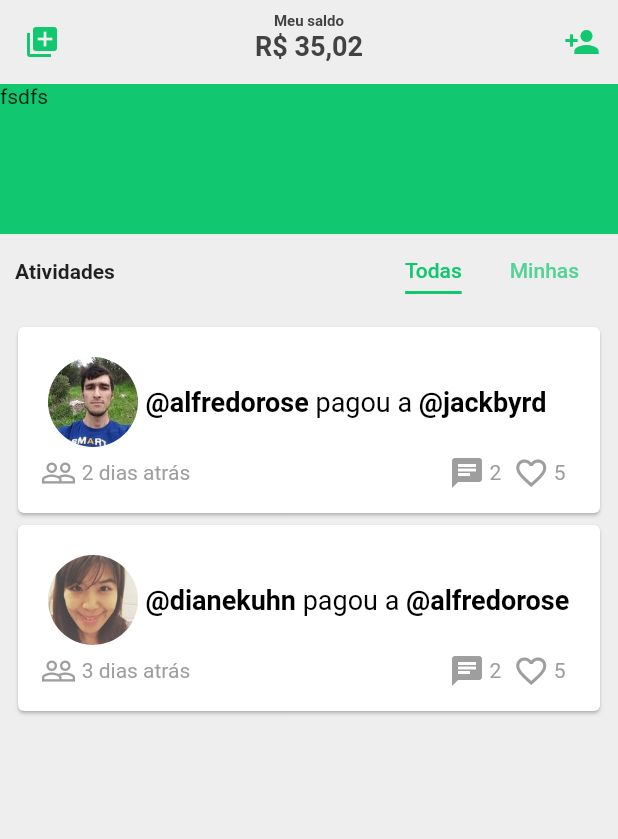
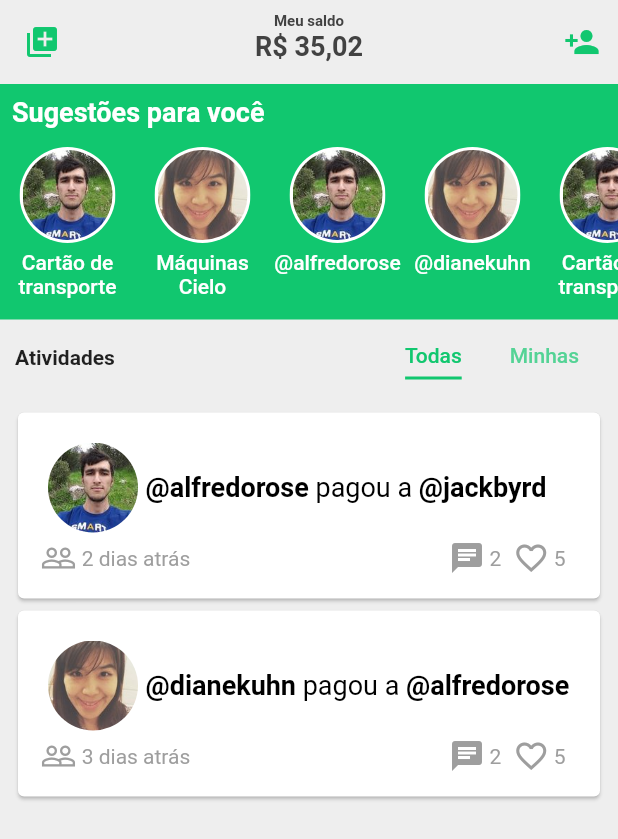
Before and after one commit to MarcioQuimbundo/picpay_clone_flutter, a Flutter app: the screen it shows after launch, on a phone screen of 412 x 824 dp. Shown: the top 839 px of the screen. Run offline on Flutter 3.47's test engine with Material 2 defaults, Android fonts, the phone set to English and light mode, and no system bars.

Commit message:
Ajustes de layout para lista horizontal de usuários

```diff
--- a/lib/pages/home/home.dart
+++ b/lib/pages/home/home.dart
@@ -1,4 +1,5 @@
 import 'package:flutter/material.dart';
+import 'package:flutter/rendering.dart';
 import 'package:picpay_clone_flutter/pages/home/home_bloc.dart';
 
 class MyHomePage extends StatefulWidget {
@@ -72,11 +73,35 @@ class _MyHomePageState extends State<MyHomePage> {
                   ),
                   SliverToBoxAdapter(
                     child: Container(
-                      height: 100.0,
                       decoration: BoxDecoration(
                         color: Theme.of(context).primaryColor
                       ),
-                      child: Text("fsdfs"),
+                      child: Column(
+                        mainAxisAlignment: MainAxisAlignment.start,
+                        children: <Widget>[
+                          Row(
+                            children: <Widget>[
+                              Padding(
+                                padding: const EdgeInsets.all(8.0),
+                                child: Text(
+                                  "Sugestões para você",
+                                  textAlign: TextAlign.left,
+                                  style: TextStyle(
+                                    color: Colors.white,
+                                    fontSize: 18.0,
+                                    fontWeight: FontWeight.bold,
+                                  ),
+                                ),
+                              ),
+                            ],
+                          ),
+                          Container(
+                            height: 120.0,
+                            padding: EdgeInsets.only(bottom: 8),
+                            child: _listUsers(),
+                          ),
+                        ],
+                      ),
                     )
                   ),
                   SliverPersistentHeader(
@@ -260,3 +285,58 @@ Widget _cardItem(activity, context){
     ),
   );
 }
+
+List users = [
+  {"foto": "alfredo", "user": "Cartão de transporte"},
+  {"foto": "diane", "user": "Máquinas Cielo"},
+  {"foto": "alfredo", "user": "@alfredorose"},
+  {"foto": "diane", "user": "@dianekuhn"},
+  {"foto": "alfredo", "user": "Cartão de transporte"},
+  {"foto": "diane", "user": "Máquinas Cielo"},
+  {"foto": "alfredo", "user": "@alfredorose"},
+  {"foto": "diane", "user": "@dianekuhn"},
+];
+
+
+Widget _listUsers(){
+  return ListView.builder(
+    scrollDirection: Axis.horizontal,
+    itemBuilder: (context, position){
+      return _userItem(users[position]);
+    },
+    itemCount: users.length,
+  );
+}
+
+Widget _userItem(user){
+  return Container(
+    width: 90.0,
+    child: Column(
+      children: <Widget>[
+        Padding(
+          padding: const EdgeInsets.all(5.0),
+          child: ClipRRect(
+            child: Container(
+              padding: EdgeInsets.all(2),
+              color: Colors.white,
+              child: ClipRRect(
+                child: Image.asset("assets/${user["foto"]}.jpg", height: 60.0,),
+                borderRadius: BorderRadius.circular(100),
+              )
+            ),
+            borderRadius: BorderRadius.circular(100),
+          ),
+        ),
+        Text(
+          user["user"],
+          textAlign: TextAlign.center,
+          style: TextStyle(
+            color: Colors.white,
+            fontWeight: FontWeight.w500
+          ),
+          maxLines: 2,
+        )
+      ],
+    ),
+  );
+}
```
